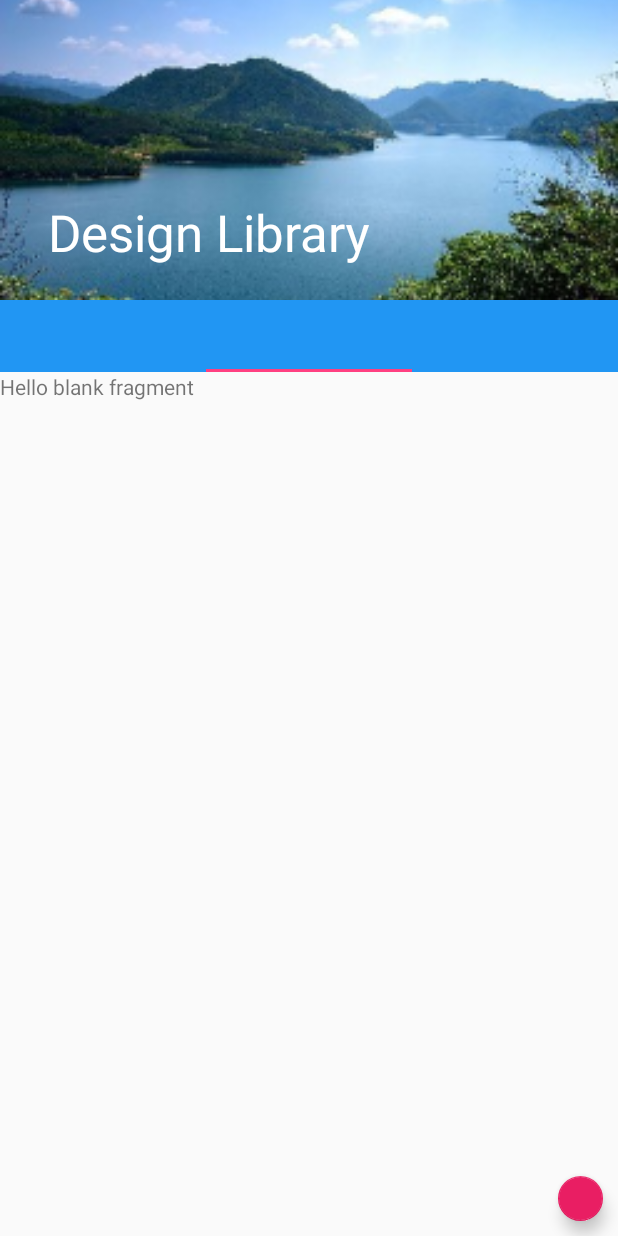
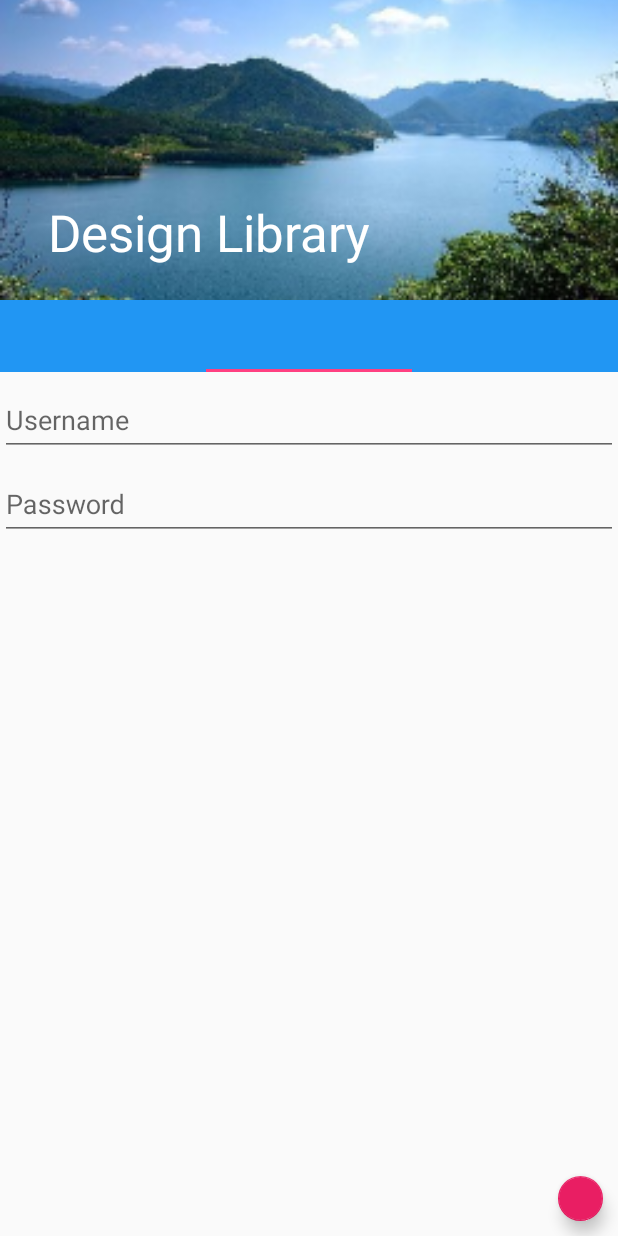
Before and after one commit to daoyua/design, an Android app: the screen it shows after launch (MainActivity), tab 2 chosen, on a phone screen of 412 x 824 dp. Run offline under Robolectric (Android 15) with nearby library versions, the phone set to English and light mode, and no system bars.

Commit message:
第一版本基本完成，可以左拉，viewpage结合tablayout，toorbar锁定下滑

```diff
--- a/app/src/main/res/layout/activity_main.xml
+++ b/app/src/main/res/layout/activity_main.xml
@@ -62,6 +62,7 @@
                 </com.google.android.material.appbar.CollapsingToolbarLayout>
 
                 <com.google.android.material.tabs.TabLayout
+                    app:layout_behavior="@string/appbar_scrolling_view_behavior"
                     android:id="@+id/tabLayout"
                     android:layout_width="match_parent"
                     android:layout_height="wrap_content"
--- a/app/src/main/res/layout/fragment_fragment1.xml
+++ b/app/src/main/res/layout/fragment_fragment1.xml
@@ -20,26 +20,6 @@
                android:layout_height="match_parent"
                android:orientation="vertical">
 
-               <com.google.android.material.textfield.TextInputLayout
-                   android:layout_width="match_parent"
-                   android:layout_height="wrap_content">
-
-                   <EditText
-                       android:layout_width="match_parent"
-                       android:layout_height="wrap_content"
-                       android:hint="Username" />
-
-               </com.google.android.material.textfield.TextInputLayout>
-
-               <com.google.android.material.textfield.TextInputLayout
-                   android:layout_width="match_parent"
-                   android:layout_height="wrap_content">
-
-                   <EditText
-                       android:layout_width="match_parent"
-                       android:layout_height="wrap_content"
-                       android:hint="Password" />
-               </com.google.android.material.textfield.TextInputLayout>
 
                <LinearLayout
                    android:layout_width="match_parent"
--- a/app/src/main/res/layout/fragment_fragment2.xml
+++ b/app/src/main/res/layout/fragment_fragment2.xml
@@ -5,10 +5,31 @@
     android:layout_height="match_parent"
     tools:context=".fragment.Fragment2">
 
-    <!-- TODO: Update blank fragment layout -->
-    <TextView
-        android:layout_width="match_parent"
-        android:layout_height="match_parent"
-        android:text="@string/hello_blank_fragment" />
+  <LinearLayout
+      android:layout_width="match_parent"
+      android:layout_height="match_parent"
+      android:orientation="vertical">
+
+        <com.google.android.material.textfield.TextInputLayout
+            android:layout_width="match_parent"
+            android:layout_height="wrap_content">
+
+            <EditText
+                android:layout_width="match_parent"
+                android:layout_height="wrap_content"
+                android:hint="Username" />
+
+        </com.google.android.material.textfield.TextInputLayout>
+
+        <com.google.android.material.textfield.TextInputLayout
+            android:layout_width="match_parent"
+            android:layout_height="wrap_content">
+
+            <EditText
+                android:layout_width="match_parent"
+                android:layout_height="wrap_content"
+                android:hint="Password" />
+        </com.google.android.material.textfield.TextInputLayout>
+  </LinearLayout>
 
 </FrameLayout>
```
